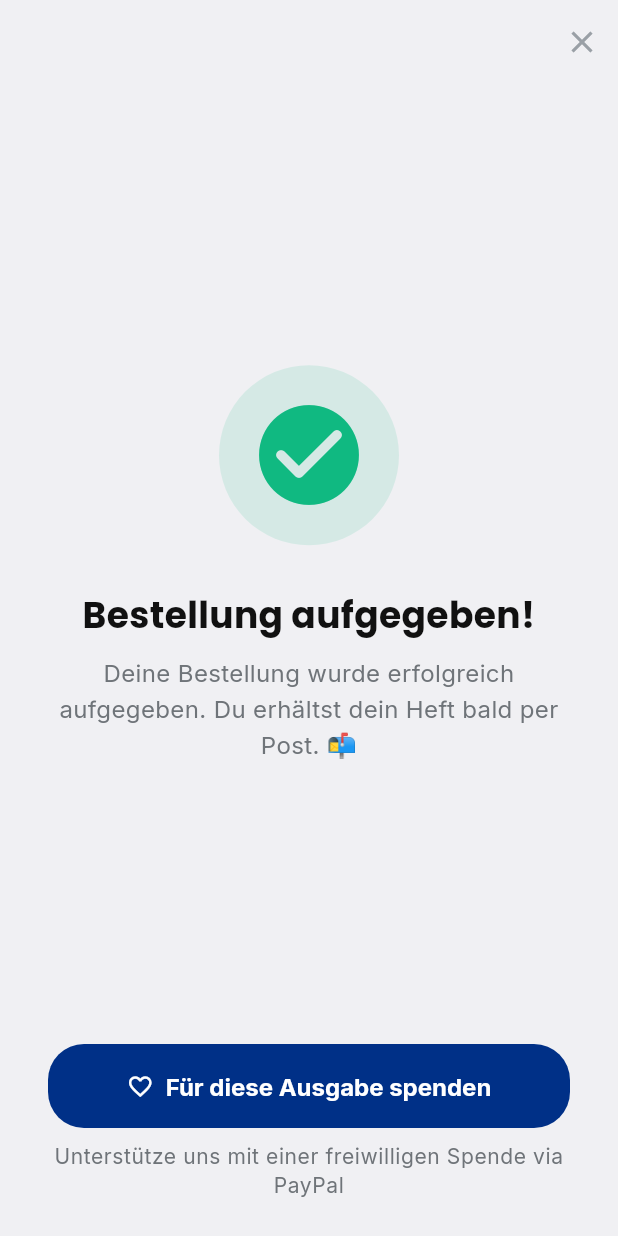
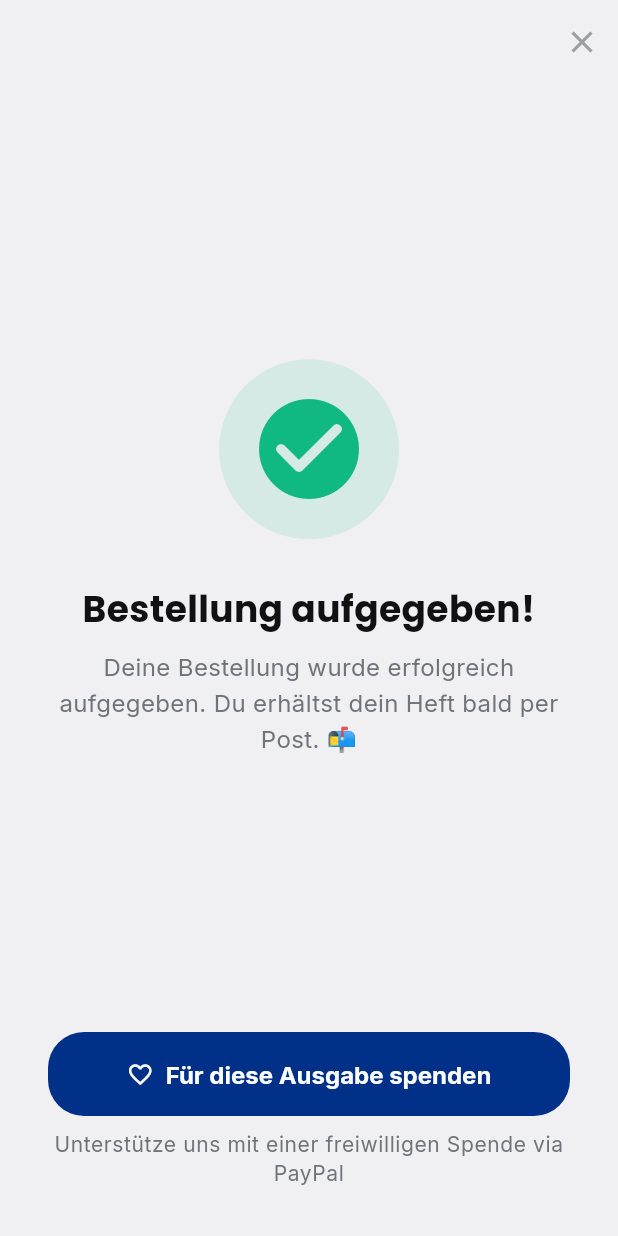
Before and after one commit to eckstaedt/jugendkompass_app, a Flutter app: the OrderSuccessScreen screen opened directly, on a phone screen of 412 x 824 dp. Run offline on Flutter 3.47's test engine with Material 3 defaults, Android fonts, the phone set to English and light mode, and no system bars; our stand-ins replace app_links, audio_video_progress_bar, cached_network_image, chewie, firebase_core, firebase_messaging and 16 more; missing offline and left inert: dart:js_interop, gal, home_widget; accounts and stored records are empty; network calls fail.

Commit message:
fix: order success – dynamisches bottom padding unter dem spenden button

```diff
--- a/lib/presentation/screens/shop/order_success_screen.dart
+++ b/lib/presentation/screens/shop/order_success_screen.dart
@@ -176,7 +176,7 @@ class _OrderSuccessScreenState extends State<OrderSuccessScreen>
                 ),
               ),
 
-              SizedBox(height: MediaQuery.of(context).padding.bottom + 24),
+              SizedBox(height: MediaQuery.of(context).padding.bottom + 32),
             ],
           ),
         ),
```
